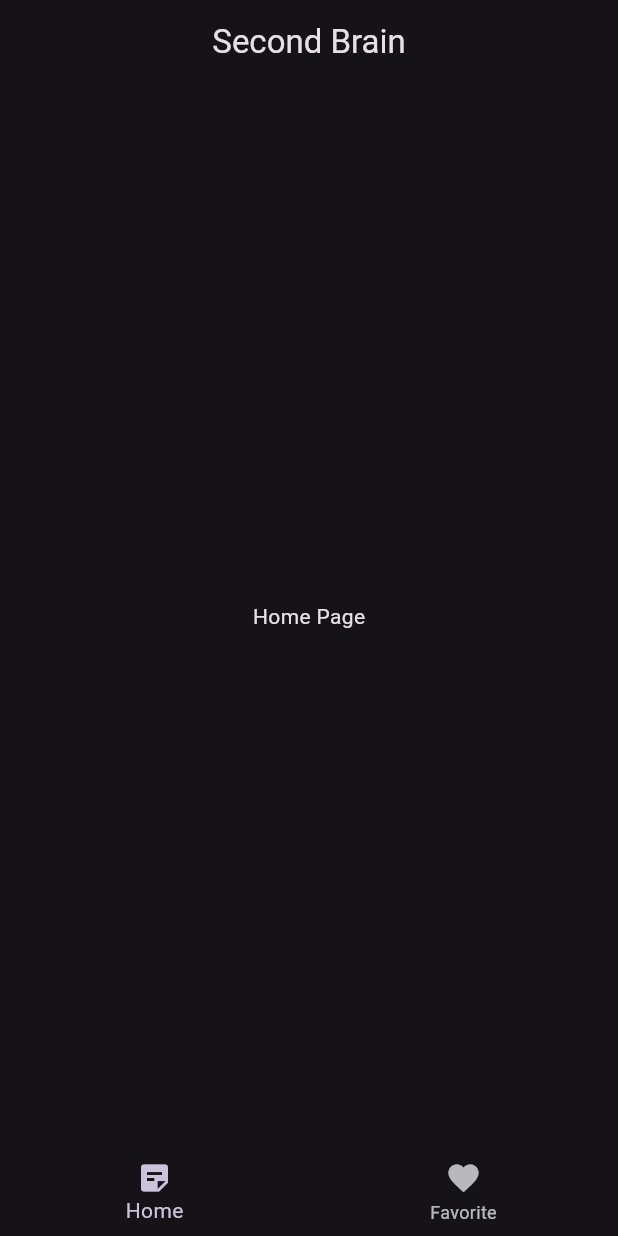
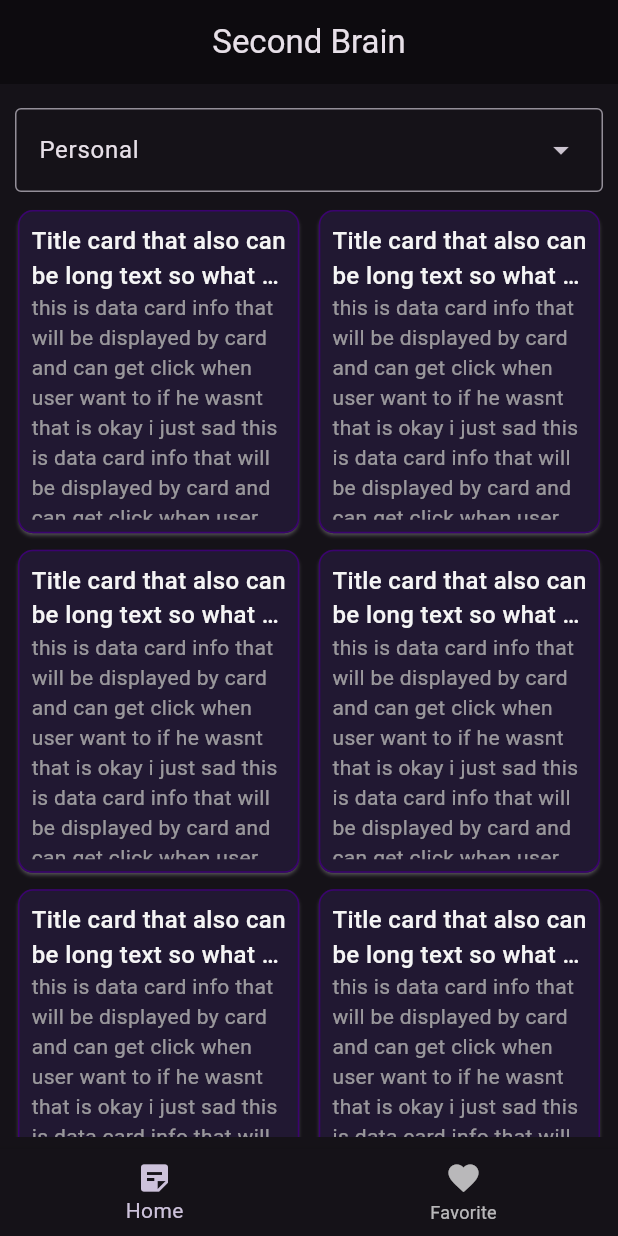
Before and after one commit to TitoPutraaa/Second_Brain, a Flutter app: the screen it shows after launch, on a phone screen of 412 x 824 dp. Run offline on Flutter 3.47's test engine with Material 3 defaults, Android fonts, the phone set to English and light mode, and no system bars; our stand-ins replace bloc, equatable, sqflite; accounts and stored records are empty.

Commit message:
grid layout and kategori btn

```diff
--- /dev/null
+++ b/lib/core/theme/clr_theme.dart
@@ -0,0 +1,8 @@
+import 'package:flutter/animation.dart';
+
+class ClrTheme {
+  static const Color primary = Color(0xFF3B0270);
+  static const Color secondary = Color(0xFF211832);
+  static const Color text1 = Color(0xffF5F5F5);
+  static const Color textp = Color.fromRGBO(234, 237, 226, 0.6);
+}
--- a/lib/core/ui/main_sheet.dart
+++ b/lib/core/ui/main_sheet.dart
@@ -54,8 +54,15 @@ class _MainSheetState extends State<MainSheet> {
   @override
   Widget build(BuildContext context) {
     return Scaffold(
-      appBar: AppBar(title: Text("Second Brain"), centerTitle: true),
-      body: IndexedStack(index: _currentIndex, children: screen),
+      appBar: AppBar(
+        title: Text("Second Brain"),
+        centerTitle: true,
+        backgroundColor: Colors.black38,
+      ),
+      body: Padding(
+        padding: const EdgeInsets.all(8.0),
+        child: IndexedStack(index: _currentIndex, children: screen),
+      ),
       bottomNavigationBar: BottomNavigationBar(
         currentIndex: _currentIndex,
         onTap: (index) => setState(() => _currentIndex = index),
--- a/lib/features/notes/presentation/pages/home_page.dart
+++ b/lib/features/notes/presentation/pages/home_page.dart
@@ -1,10 +1,28 @@
 import 'package:flutter/material.dart';
+import 'package:second_brain/features/notes/presentation/widgets/kategori_btn.dart';
+import 'package:second_brain/features/notes/presentation/widgets/note_card.dart';
 
 class HomePage extends StatelessWidget {
   const HomePage({super.key});
 
   @override
   Widget build(BuildContext context) {
-    return Center(child: Text("Home Page"));
+    return CustomScrollView(
+      slivers: [
+        SliverToBoxAdapter(child: KategoriBtn()),
+        SliverGrid.builder(
+          gridDelegate: const SliverGridDelegateWithFixedCrossAxisCount(
+            crossAxisCount: 2,
+            childAspectRatio: 3.5 / 4,
+            crossAxisSpacing: 5,
+            mainAxisSpacing: 3,
+          ),
+          itemCount: 9,
+          itemBuilder: (BuildContext context, int index) {
+            return NoteCard();
+          },
+        ),
+      ],
+    );
   }
 }
--- /dev/null
+++ b/lib/features/notes/presentation/widgets/kategori_btn.dart
@@ -0,0 +1,42 @@
+import 'dart:collection';
+
+import 'package:flutter/cupertino.dart';
+import 'package:flutter/material.dart';
+
+const List<String> kategoriList = ["Personal", "Work", "Hobby"];
+
+class KategoriBtn extends StatefulWidget {
+  const KategoriBtn({super.key});
+
+  @override
+  State<KategoriBtn> createState() => _KategoriBtnState();
+}
+
+typedef MenuEntry = DropdownMenuEntry<String>;
+
+class _KategoriBtnState extends State<KategoriBtn> {
+  static final List<MenuEntry> menuEntries = UnmodifiableListView<MenuEntry>(
+    kategoriList.map<MenuEntry>(
+      (String name) => MenuEntry(value: name, label: name),
+    ),
+  );
+
+  String dropDownValue = kategoriList.first;
+  @override
+  Widget build(BuildContext context) {
+    return Padding(
+      padding: const EdgeInsets.symmetric(vertical: 8, horizontal: 2),
+
+      child: DropdownMenu(
+        width: double.infinity,
+        dropdownMenuEntries: menuEntries,
+        initialSelection: kategoriList.first,
+        onSelected: (String? value) {
+          setState(() {
+            dropDownValue = value!;
+          });
+        },
+      ),
+    );
+  }
+}
--- /dev/null
+++ b/lib/features/notes/presentation/widgets/note_card.dart
@@ -0,0 +1,41 @@
+import 'package:flutter/material.dart';
+import 'package:second_brain/core/theme/clr_theme.dart';
+
+class NoteCard extends StatelessWidget {
+  const NoteCard({super.key});
+
+  @override
+  Widget build(BuildContext context) {
+    return Card(
+      shape: RoundedRectangleBorder(
+        borderRadius: BorderRadiusGeometry.circular(10),
+        side: BorderSide(color: ClrTheme.primary),
+      ),
+      color: ClrTheme.secondary,
+      shadowColor: Colors.white54,
+      child: Padding(
+        padding: const EdgeInsets.all(9),
+        child: Column(
+          children: [
+            Text(
+              "Title card that also can be long text so what this is will be hmmmmm",
+              style: TextStyle(
+                color: ClrTheme.text1,
+                fontSize: 16,
+                fontWeight: FontWeight.w500,
+              ),
+              overflow: TextOverflow.ellipsis,
+              maxLines: 2,
+            ),
+            Expanded(
+              child: Text(
+                "this is data card info that will be displayed by card and can get click when user want to if he wasnt that is okay i just sad this is data card info that will be displayed by card and can get click when user want to if he wasnt that is okay i just sad huhu",
+                style: TextStyle(color: ClrTheme.textp),
+              ),
+            ),
+          ],
+        ),
+      ),
+    );
+  }
+}
--- a/lib/main.dart
+++ b/lib/main.dart
@@ -1,5 +1,6 @@
 import 'package:flutter/material.dart';
 import 'package:second_brain/core/ui/main_sheet.dart';
+import 'package:second_brain/features/notes/presentation/widgets/note_card.dart';
 
 void main() {
   runApp(const MyApp());
```
